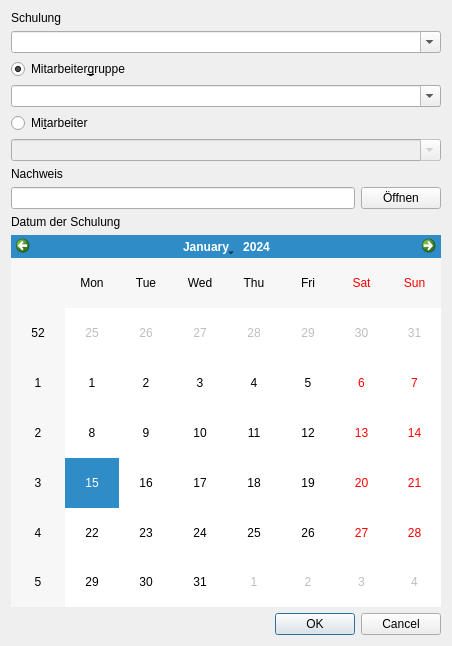
Qt form ui/qmnewcertificatedialog.ui (Christian-Kr/QualificationMatrix) before a commit.
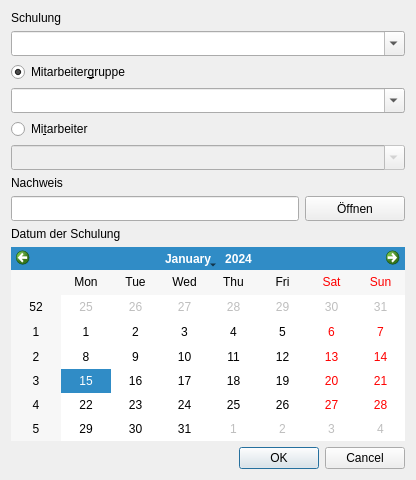
The same form after that commit.

What changed in the file:
```diff
--- a/ui/qmnewcertificatedialog.ui
+++ b/ui/qmnewcertificatedialog.ui
@@ -6,8 +6,8 @@
    <rect>
     <x>0</x>
     <y>0</y>
-    <width>452</width>
-    <height>646</height>
+    <width>416</width>
+    <height>480</height>
    </rect>
   </property>
   <property name="windowTitle">
@@ -23,6 +23,12 @@
    </item>
    <item row="1" column="0" colspan="2">
     <widget class="QComboBox" name="cbTrain">
+     <property name="minimumSize">
+      <size>
+       <width>0</width>
+       <height>25</height>
+      </size>
+     </property>
      <property name="editable">
       <bool>true</bool>
      </property>
@@ -43,6 +49,12 @@
    </item>
    <item row="3" column="0" colspan="2">
     <widget class="QComboBox" name="cbEmployeeGroup">
+     <property name="minimumSize">
+      <size>
+       <width>0</width>
+       <height>25</height>
+      </size>
+     </property>
      <property name="editable">
       <bool>true</bool>
      </property>
@@ -63,6 +75,12 @@
      <property name="enabled">
       <bool>false</bool>
      </property>
+     <property name="minimumSize">
+      <size>
+       <width>0</width>
+       <height>25</height>
+      </size>
+     </property>
      <property name="editable">
       <bool>true</bool>
      </property>
@@ -80,6 +98,12 @@
    </item>
    <item row="7" column="0">
     <widget class="QLineEdit" name="leCertificatePath">
+     <property name="minimumSize">
+      <size>
+       <width>0</width>
+       <height>25</height>
+      </size>
+     </property>
      <property name="readOnly">
       <bool>true</bool>
      </property>
@@ -87,6 +111,12 @@
    </item>
    <item row="7" column="1">
     <widget class="QPushButton" name="pbOpenCertificate">
+     <property name="minimumSize">
+      <size>
+       <width>100</width>
+       <height>25</height>
+      </size>
+     </property>
      <property name="text">
       <string>Öffnen</string>
      </property>
```
